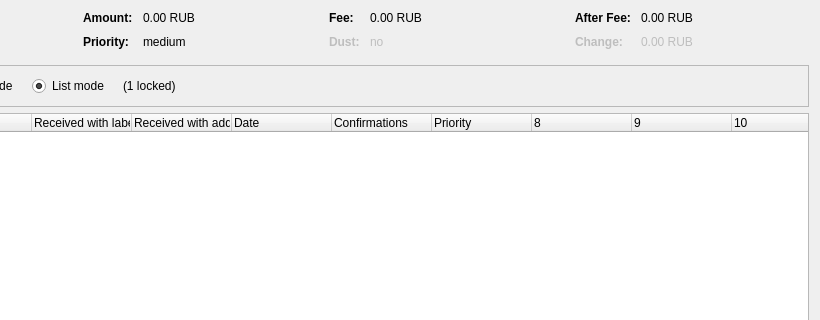
This is src/qt/forms/coincontroldialog.ui in levcalifornia/cryptoruble as Qt 5 draws it before an edit; both pictures show x 180 to 1000 and y 0 to 320 of the 1000 by 500 pixel window. The edited form follows.
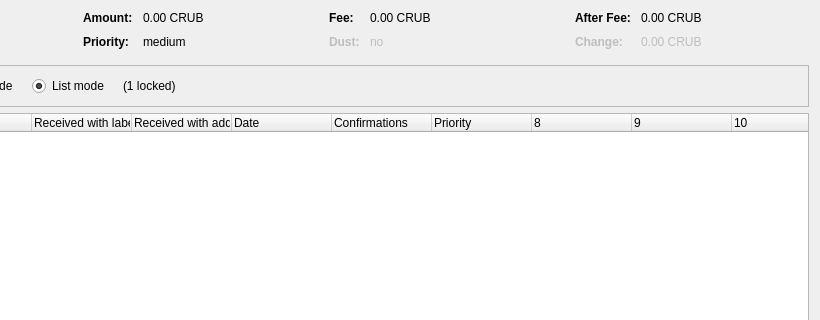
This is the edited form. Custom widgets are drawn as their Qt base class.

Commit message: change ticker symbol RUB->CRUB

The edit to the form file:
```diff
--- a/src/qt/forms/coincontroldialog.ui
+++ b/src/qt/forms/coincontroldialog.ui
@@ -132,7 +132,7 @@
           <enum>Qt::ActionsContextMenu</enum>
          </property>
          <property name="text">
-          <string notr="true">0.00 RUB</string>
+          <string notr="true">0.00 CRUB</string>
          </property>
          <property name="textInteractionFlags">
           <set>Qt::LinksAccessibleByMouse|Qt::TextSelectableByKeyboard|Qt::TextSelectableByMouse</set>
@@ -206,7 +206,7 @@
           <enum>Qt::ActionsContextMenu</enum>
          </property>
          <property name="text">
-          <string notr="true">0.00 RUB</string>
+          <string notr="true">0.00 CRUB</string>
          </property>
          <property name="textInteractionFlags">
           <set>Qt::LinksAccessibleByMouse|Qt::TextSelectableByKeyboard|Qt::TextSelectableByMouse</set>
@@ -286,7 +286,7 @@
           <enum>Qt::ActionsContextMenu</enum>
          </property>
          <property name="text">
-          <string notr="true">0.00 RUB</string>
+          <string notr="true">0.00 CRUB</string>
          </property>
          <property name="textInteractionFlags">
           <set>Qt::LinksAccessibleByMouse|Qt::TextSelectableByKeyboard|Qt::TextSelectableByMouse</set>
@@ -321,7 +321,7 @@
           <enum>Qt::ActionsContextMenu</enum>
          </property>
          <property name="text">
-          <string notr="true">0.00 RUB</string>
+          <string notr="true">0.00 CRUB</string>
          </property>
          <property name="textInteractionFlags">
           <set>Qt::LinksAccessibleByMouse|Qt::TextSelectableByKeyboard|Qt::TextSelectableByMouse</set>
```
The commit also changes 33 other files.
